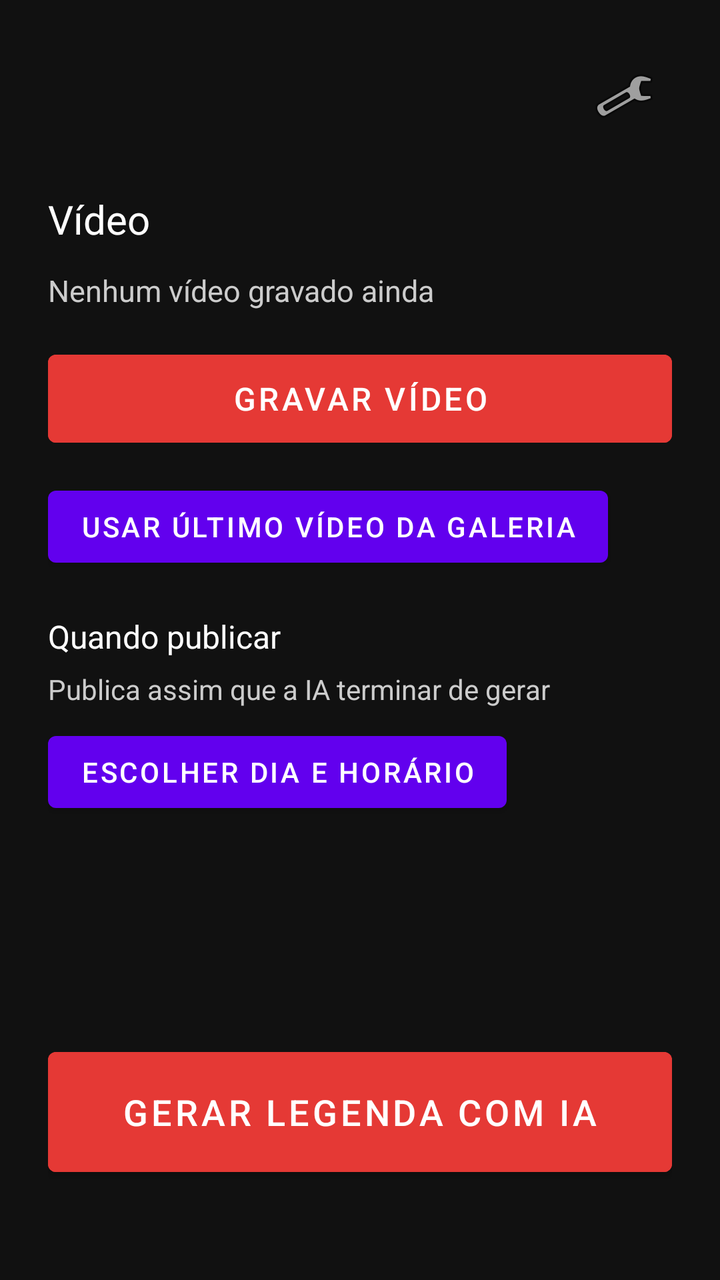
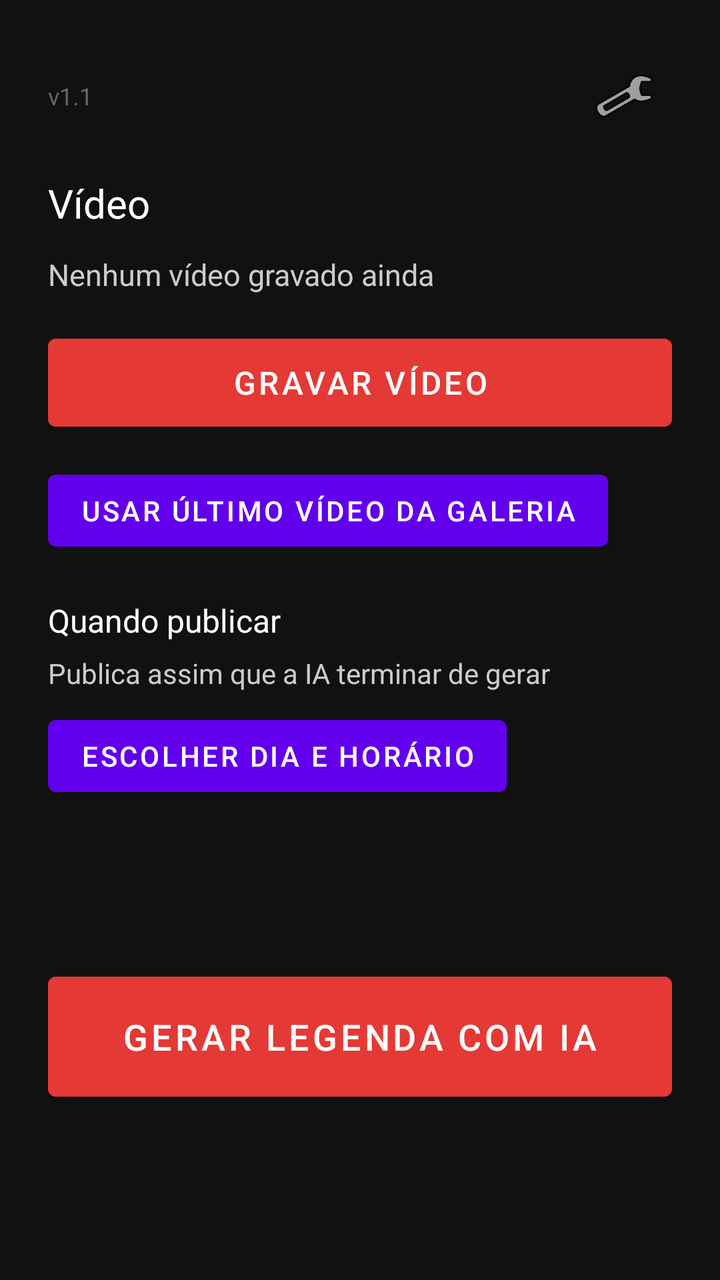

An Android layout rendered at two revisions. The XML below is the earlier revision; the diff shows what the commit changed to produce the second picture.
<!-- AndroidManifest.xml: application theme Theme.TikTokCaption -->
<!-- res/layout/activity_main.xml -->
<?xml version="1.0" encoding="utf-8"?>
<androidx.constraintlayout.widget.ConstraintLayout xmlns:android="http://schemas.android.com/apk/res/android"
    xmlns:app="http://schemas.android.com/apk/res-auto"
    android:layout_width="match_parent"
    android:layout_height="match_parent"
    android:background="#111111"
    android:padding="24dp">

    <ImageButton
        android:id="@+id/btnSettings"
        android:layout_width="48dp"
        android:layout_height="48dp"
        android:background="#00000000"
        android:contentDescription="Configurações"
        android:src="@android:drawable/ic_menu_manage"
        app:layout_constraintTop_toTopOf="parent"
        app:layout_constraintEnd_toEndOf="parent" />

    <TextView
        android:id="@+id/titleText"
        android:layout_width="wrap_content"
        android:layout_height="wrap_content"
        android:layout_marginTop="24dp"
        android:text="Vídeo"
        android:textColor="#FFFFFF"
        android:textSize="20sp"
        app:layout_constraintTop_toBottomOf="@id/btnSettings"
        app:layout_constraintStart_toStartOf="parent" />

    <TextView
        android:id="@+id/videoInfoText"
        android:layout_width="0dp"
        android:layout_height="wrap_content"
        android:layout_marginTop="12dp"
        android:text="Nenhum vídeo gravado ainda"
        android:textColor="#CCCCCC"
        android:textSize="15sp"
        app:layout_constraintTop_toBottomOf="@id/titleText"
        app:layout_constraintStart_toStartOf="parent"
        app:layout_constraintEnd_toEndOf="parent" />

    <Button
        android:id="@+id/btnRecordVideo"
        android:layout_width="match_parent"
        android:layout_height="56dp"
        android:layout_marginTop="16dp"
        android:text="Gravar vídeo"
        android:textSize="16sp"
        android:backgroundTint="#E53935"
        app:layout_constraintTop_toBottomOf="@id/videoInfoText"
        app:layout_constraintStart_toStartOf="parent"
        app:layout_constraintEnd_toEndOf="parent" />

    <Button
        android:id="@+id/btnRefresh"
        android:layout_width="wrap_content"
        android:layout_height="wrap_content"
        android:layout_marginTop="12dp"
        android:text="Usar último vídeo da galeria"
        app:layout_constraintTop_toBottomOf="@id/btnRecordVideo"
        app:layout_constraintStart_toStartOf="parent" />

    <TextView
        android:id="@+id/scheduleLabel"
        android:layout_width="wrap_content"
        android:layout_height="wrap_content"
        android:layout_marginTop="20dp"
        android:text="Quando publicar"
        android:textColor="#FFFFFF"
        android:textSize="16sp"
        app:layout_constraintTop_toBottomOf="@id/btnRefresh"
        app:layout_constraintStart_toStartOf="parent" />

    <TextView
        android:id="@+id/scheduleStatusText"
        android:layout_width="0dp"
        android:layout_height="wrap_content"
        android:layout_marginTop="6dp"
        android:text="Publica assim que a IA terminar de gerar"
        android:textColor="#CCCCCC"
        android:textSize="14sp"
        app:layout_constraintTop_toBottomOf="@id/scheduleLabel"
        app:layout_constraintStart_toStartOf="parent"
        app:layout_constraintEnd_toStartOf="@id/btnCancelSchedule" />

    <TextView
        android:id="@+id/btnCancelSchedule"
        android:layout_width="wrap_content"
        android:layout_height="wrap_content"
        android:layout_marginTop="6dp"
        android:text="Cancelar"
        android:textColor="#E53935"
        android:textSize="14sp"
        android:visibility="gone"
        app:layout_constraintTop_toBottomOf="@id/scheduleLabel"
        app:layout_constraintEnd_toEndOf="parent" />

    <Button
        android:id="@+id/btnSchedule"
        android:layout_width="wrap_content"
        android:layout_height="wrap_content"
        android:layout_marginTop="8dp"
        android:text="Escolher dia e horário"
        app:layout_constraintTop_toBottomOf="@id/scheduleStatusText"
        app:layout_constraintStart_toStartOf="parent" />

    <TextView
        android:id="@+id/statusText"
        android:layout_width="0dp"
        android:layout_height="wrap_content"
        android:layout_marginTop="20dp"
        android:textColor="#4CAF50"
        android:textSize="15sp"
        android:text=""
        app:layout_constraintTop_toBottomOf="@id/btnSchedule"
        app:layout_constraintStart_toStartOf="parent"
        app:layout_constraintEnd_toEndOf="parent" />

    <LinearLayout
        android:id="@+id/postButtonsBar"
        android:layout_width="match_parent"
        android:layout_height="wrap_content"
        android:orientation="horizontal"
        android:layout_marginBottom="12dp"
        app:layout_constraintBottom_toTopOf="@id/btnPublish">

        <Button
            android:id="@+id/btnPostTikTok"
            android:layout_width="0dp"
            android:layout_height="wrap_content"
            android:layout_weight="1"
            android:layout_marginEnd="4dp"
            android:text="TikTok"
            android:visibility="gone" />

        <Button
            android:id="@+id/btnPostInstagram"
            android:layout_width="0dp"
            android:layout_height="wrap_content"
            android:layout_weight="1"
            android:layout_marginHorizontal="4dp"
            android:text="Instagram"
            android:visibility="gone" />

        <Button
            android:id="@+id/btnPostYouTube"
            android:layout_width="0dp"
            android:layout_height="wrap_content"
            android:layout_weight="1"
            android:layout_marginStart="4dp"
            android:text="YouTube"
            android:visibility="gone" />

    </LinearLayout>

    <Button
        android:id="@+id/btnPublish"
        android:layout_width="match_parent"
        android:layout_height="72dp"
        android:layout_marginBottom="24dp"
        android:text="Gerar legenda com IA"
        android:textSize="18sp"
        android:backgroundTint="#E53935"
        app:layout_constraintBottom_toBottomOf="parent"
        app:layout_constraintStart_toStartOf="parent"
        app:layout_constraintEnd_toEndOf="parent" />

</androidx.constraintlayout.widget.ConstraintLayout>
<!-- resources referenced by this layout -->
<resources>
  <style name="Theme.TikTokCaption" parent="Theme.MaterialComponents.DayNight.NoActionBar" />
</resources>

<!-- the commit's change to res/layout/activity_main.xml (unified diff, before → after) -->
@@ -1,168 +1,171 @@
 <?xml version="1.0" encoding="utf-8"?>
-<androidx.constraintlayout.widget.ConstraintLayout xmlns:android="http://schemas.android.com/apk/res/android"
-    xmlns:app="http://schemas.android.com/apk/res-auto"
+<ScrollView xmlns:android="http://schemas.android.com/apk/res/android"
     android:layout_width="match_parent"
     android:layout_height="match_parent"
     android:background="#111111"
-    android:padding="24dp">
-
-    <ImageButton
-        android:id="@+id/btnSettings"
-        android:layout_width="48dp"
-        android:layout_height="48dp"
-        android:background="#00000000"
-        android:contentDescription="Configurações"
-        android:src="@android:drawable/ic_menu_manage"
-        app:layout_constraintTop_toTopOf="parent"
-        app:layout_constraintEnd_toEndOf="parent" />
-
-    <TextView
-        android:id="@+id/titleText"
-        android:layout_width="wrap_content"
-        android:layout_height="wrap_content"
-        android:layout_marginTop="24dp"
-        android:text="Vídeo"
-        android:textColor="#FFFFFF"
-        android:textSize="20sp"
-        app:layout_constraintTop_toBottomOf="@id/btnSettings"
-        app:layout_constraintStart_toStartOf="parent" />
-
-    <TextView
-        android:id="@+id/videoInfoText"
-        android:layout_width="0dp"
-        android:layout_height="wrap_content"
-        android:layout_marginTop="12dp"
-        android:text="Nenhum vídeo gravado ainda"
-        android:textColor="#CCCCCC"
-        android:textSize="15sp"
-        app:layout_constraintTop_toBottomOf="@id/titleText"
-        app:layout_constraintStart_toStartOf="parent"
-        app:layout_constraintEnd_toEndOf="parent" />
-
-    <Button
-        android:id="@+id/btnRecordVideo"
-        android:layout_width="match_parent"
-        android:layout_height="56dp"
-        android:layout_marginTop="16dp"
-        android:text="Gravar vídeo"
-        android:textSize="16sp"
-        android:backgroundTint="#E53935"
-        app:layout_constraintTop_toBottomOf="@id/videoInfoText"
-        app:layout_constraintStart_toStartOf="parent"
-        app:layout_constraintEnd_toEndOf="parent" />
-
-    <Button
-        android:id="@+id/btnRefresh"
-        android:layout_width="wrap_content"
-        android:layout_height="wrap_content"
-        android:layout_marginTop="12dp"
-        android:text="Usar último vídeo da galeria"
-        app:layout_constraintTop_toBottomOf="@id/btnRecordVideo"
-        app:layout_constraintStart_toStartOf="parent" />
-
-    <TextView
-        android:id="@+id/scheduleLabel"
-        android:layout_width="wrap_content"
-        android:layout_height="wrap_content"
-        android:layout_marginTop="20dp"
-        android:text="Quando publicar"
-        android:textColor="#FFFFFF"
-        android:textSize="16sp"
-        app:layout_constraintTop_toBottomOf="@id/btnRefresh"
-        app:layout_constraintStart_toStartOf="parent" />
-
-    <TextView
-        android:id="@+id/scheduleStatusText"
-        android:layout_width="0dp"
-        android:layout_height="wrap_content"
-        android:layout_marginTop="6dp"
-        android:text="Publica assim que a IA terminar de gerar"
-        android:textColor="#CCCCCC"
-        android:textSize="14sp"
-        app:layout_constraintTop_toBottomOf="@id/scheduleLabel"
-        app:layout_constraintStart_toStartOf="parent"
-        app:layout_constraintEnd_toStartOf="@id/btnCancelSchedule" />
-
-    <TextView
-        android:id="@+id/btnCancelSchedule"
-        android:layout_width="wrap_content"
-        android:layout_height="wrap_content"
-        android:layout_marginTop="6dp"
-        android:text="Cancelar"
-        android:textColor="#E53935"
-        android:textSize="14sp"
-        android:visibility="gone"
-        app:layout_constraintTop_toBottomOf="@id/scheduleLabel"
-        app:layout_constraintEnd_toEndOf="parent" />
-
-    <Button
-        android:id="@+id/btnSchedule"
-        android:layout_width="wrap_content"
-        android:layout_height="wrap_content"
-        android:layout_marginTop="8dp"
-        android:text="Escolher dia e horário"
-        app:layout_constraintTop_toBottomOf="@id/scheduleStatusText"
-        app:layout_constraintStart_toStartOf="parent" />
-
-    <TextView
-        android:id="@+id/statusText"
-        android:layout_width="0dp"
-        android:layout_height="wrap_content"
-        android:layout_marginTop="20dp"
-        android:textColor="#4CAF50"
-        android:textSize="15sp"
-        android:text=""
-        app:layout_constraintTop_toBottomOf="@id/btnSchedule"
-        app:layout_constraintStart_toStartOf="parent"
-        app:layout_constraintEnd_toEndOf="parent" />
+    android:fillViewport="true">
 
     <LinearLayout
-        android:id="@+id/postButtonsBar"
         android:layout_width="match_parent"
         android:layout_height="wrap_content"
-        android:orientation="horizontal"
-        android:layout_marginBottom="12dp"
-        app:layout_constraintBottom_toTopOf="@id/btnPublish">
+        android:orientation="vertical"
+        android:padding="24dp">
+
+        <LinearLayout
+            android:layout_width="match_parent"
+            android:layout_height="wrap_content"
+            android:orientation="horizontal"
+            android:gravity="center_vertical">
+
+            <TextView
+                android:id="@+id/versionText"
+                android:layout_width="0dp"
+                android:layout_height="wrap_content"
+                android:layout_weight="1"
+                android:text="v1.1"
+                android:textColor="#666666"
+                android:textSize="12sp" />
+
+            <ImageButton
+                android:id="@+id/btnSettings"
+                android:layout_width="48dp"
+                android:layout_height="48dp"
+                android:background="#00000000"
+                android:contentDescription="Configurações"
+                android:src="@android:drawable/ic_menu_manage" />
+        </LinearLayout>
+
+        <TextView
+            android:id="@+id/titleText"
+            android:layout_width="wrap_content"
+            android:layout_height="wrap_content"
+            android:layout_marginTop="16dp"
+            android:text="Vídeo"
+            android:textColor="#FFFFFF"
+            android:textSize="20sp" />
+
+        <TextView
+            android:id="@+id/videoInfoText"
+            android:layout_width="match_parent"
+            android:layout_height="wrap_content"
+            android:layout_marginTop="12dp"
+            android:text="Nenhum vídeo gravado ainda"
+            android:textColor="#CCCCCC"
+            android:textSize="15sp" />
 
         <Button
-            android:id="@+id/btnPostTikTok"
-            android:layout_width="0dp"
-            android:layout_height="wrap_content"
-            android:layout_weight="1"
-            android:layout_marginEnd="4dp"
-            android:text="TikTok"
-            android:visibility="gone" />
+            android:id="@+id/btnRecordVideo"
+            android:layout_width="match_parent"
+            android:layout_height="56dp"
+            android:layout_marginTop="16dp"
+            android:text="Gravar vídeo"
+            android:textSize="16sp"
+            android:backgroundTint="#E53935" />
 
         <Button
-            android:id="@+id/btnPostInstagram"
-            android:layout_width="0dp"
+            android:id="@+id/btnRefresh"
+            android:layout_width="wrap_content"
             android:layout_height="wrap_content"
-            android:layout_weight="1"
-            android:layout_marginHorizontal="4dp"
-            android:text="Instagram"
-            android:visibility="gone" />
+            android:layout_marginTop="12dp"
+            android:text="Usar último vídeo da galeria" />
+
+        <TextView
+            android:id="@+id/scheduleLabel"
+            android:layout_width="wrap_content"
+            android:layout_height="wrap_content"
+            android:layout_marginTop="20dp"
+            android:text="Quando publicar"
+            android:textColor="#FFFFFF"
+            android:textSize="16sp" />
+
+        <LinearLayout
+            android:layout_width="match_parent"
+            android:layout_height="wrap_content"
+            android:orientation="horizontal"
+            android:layout_marginTop="6dp"
+            android:gravity="center_vertical">
+
+            <TextView
+                android:id="@+id/scheduleStatusText"
+                android:layout_width="0dp"
+                android:layout_height="wrap_content"
+                android:layout_weight="1"
+                android:text="Publica assim que a IA terminar de gerar"
+                android:textColor="#CCCCCC"
+                android:textSize="14sp" />
+
+            <TextView
+                android:id="@+id/btnCancelSchedule"
+                android:layout_width="wrap_content"
+                android:layout_height="wrap_content"
+                android:layout_marginStart="8dp"
+                android:text="Cancelar"
+                android:textColor="#E53935"
+                android:textSize="14sp"
+                android:visibility="gone" />
+        </LinearLayout>
 
         <Button
-            android:id="@+id/btnPostYouTube"
-            android:layout_width="0dp"
+            android:id="@+id/btnSchedule"
+            android:layout_width="wrap_content"
             android:layout_height="wrap_content"
-            android:layout_weight="1"
-            android:layout_marginStart="4dp"
-            android:text="YouTube"
-            android:visibility="gone" />
+            android:layout_marginTop="8dp"
+            android:text="Escolher dia e horário" />
+
+        <TextView
+            android:id="@+id/statusText"
+            android:layout_width="match_parent"
+            android:layout_height="wrap_content"
+            android:layout_marginTop="20dp"
+            android:textColor="#4CAF50"
+            android:textSize="15sp"
+            android:text="" />
+
+        <LinearLayout
+            android:id="@+id/postButtonsBar"
+            android:layout_width="match_parent"
+            android:layout_height="wrap_content"
+            android:orientation="horizontal"
+            android:layout_marginTop="20dp">
+
+            <Button
+                android:id="@+id/btnPostTikTok"
+                android:layout_width="0dp"
+                android:layout_height="wrap_content"
+                android:layout_weight="1"
+                android:layout_marginEnd="4dp"
+                android:text="TikTok"
+                android:visibility="gone" />
+
+            <Button
+                android:id="@+id/btnPostInstagram"
+                android:layout_width="0dp"
+                android:layout_height="wrap_content"
+                android:layout_weight="1"
+                android:layout_marginHorizontal="4dp"
+                android:text="Instagram"
+                android:visibility="gone" />
+
+            <Button
+                android:id="@+id/btnPostYouTube"
+                android:layout_width="0dp"
+                android:layout_height="wrap_content"
+                android:layout_weight="1"
+                android:layout_marginStart="4dp"
+                android:text="YouTube"
+                android:visibility="gone" />
+
+        </LinearLayout>
+
+        <Button
+            android:id="@+id/btnPublish"
+            android:layout_width="match_parent"
+            android:layout_height="72dp"
+            android:layout_marginTop="20dp"
+            android:layout_marginBottom="8dp"
+            android:text="Gerar legenda com IA"
+            android:textSize="18sp"
+            android:backgroundTint="#E53935" />
 
     </LinearLayout>
-
-    <Button
-        android:id="@+id/btnPublish"
-        android:layout_width="match_parent"
-        android:layout_height="72dp"
-        android:layout_marginBottom="24dp"
-        android:text="Gerar legenda com IA"
-        android:textSize="18sp"
-        android:backgroundTint="#E53935"
-        app:layout_constraintBottom_toBottomOf="parent"
-        app:layout_constraintStart_toStartOf="parent"
-        app:layout_constraintEnd_toEndOf="parent" />
-
-</androidx.constraintlayout.widget.ConstraintLayout>
+</ScrollView>
